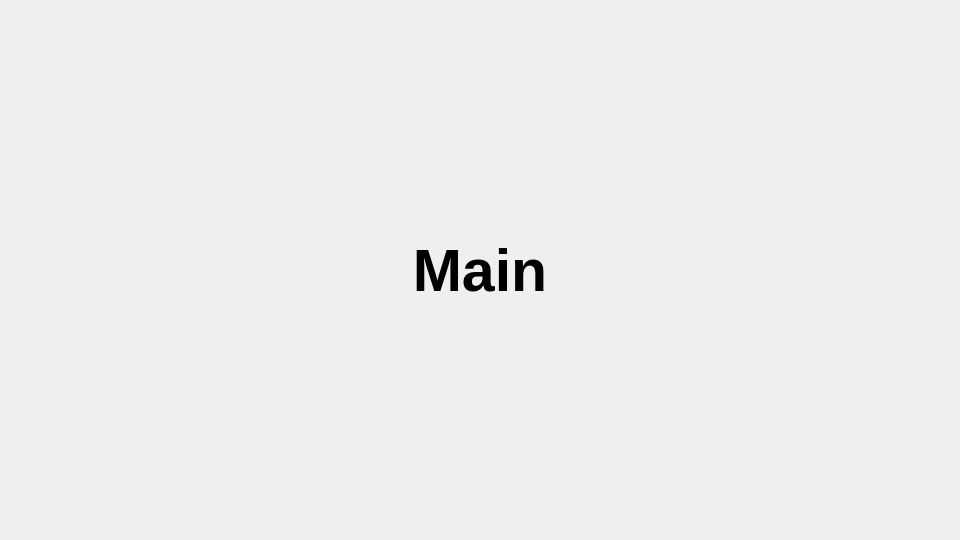
Above: centicube/view/main.ui from CentiCube/CentiCube before the change. Below: the same form after it.
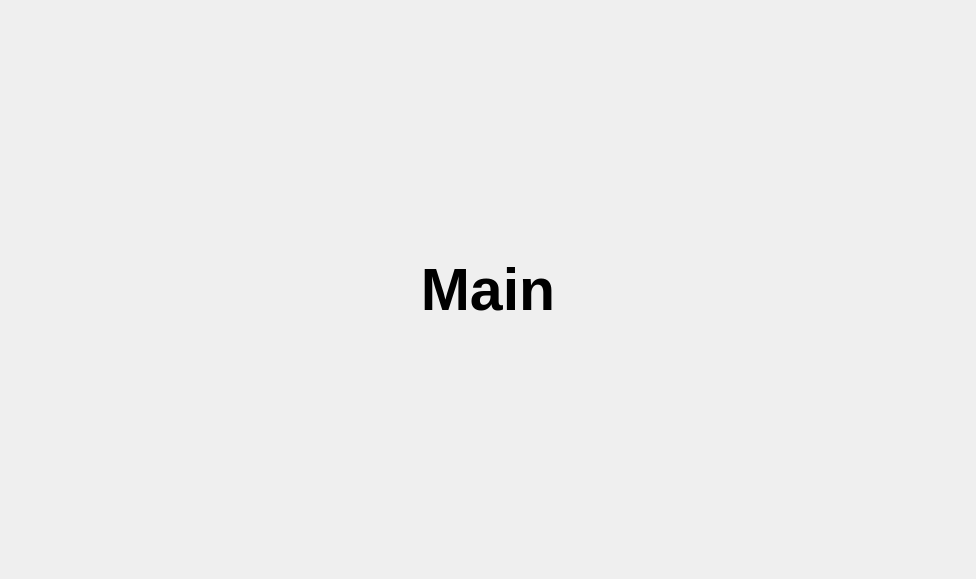
That is the form after the change.

Commit message: Update Slash Screen

The edit to the form file:
```diff
--- a/centicube/view/main.ui
+++ b/centicube/view/main.ui
@@ -6,8 +6,8 @@
    <rect>
     <x>0</x>
     <y>0</y>
-    <width>960</width>
-    <height>540</height>
+    <width>976</width>
+    <height>579</height>
    </rect>
   </property>
   <property name="font">
```
The commit also changes 2 other files.
